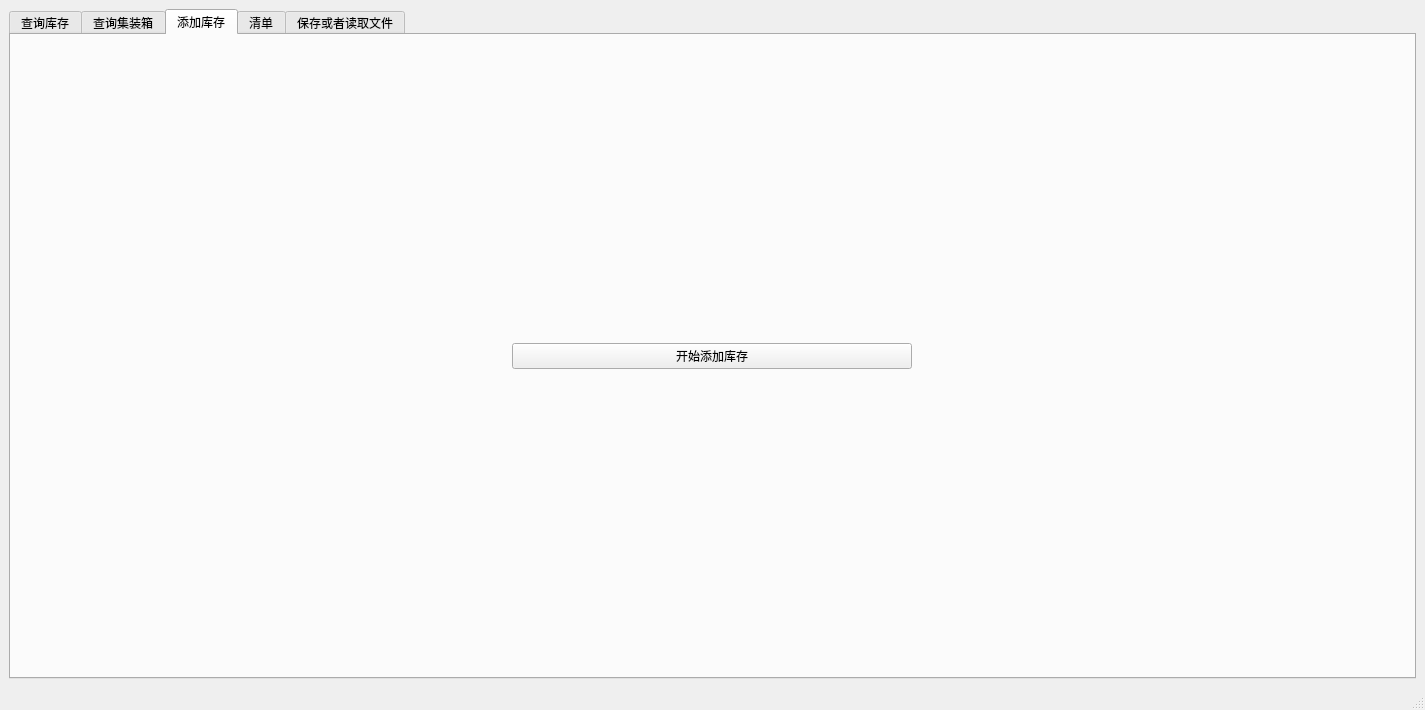
This is CompanyStroageManagement/mainwindow.ui in linxinwNeo/CompanyStroageManagement as Qt 5 draws it before an edit. The edited form follows.
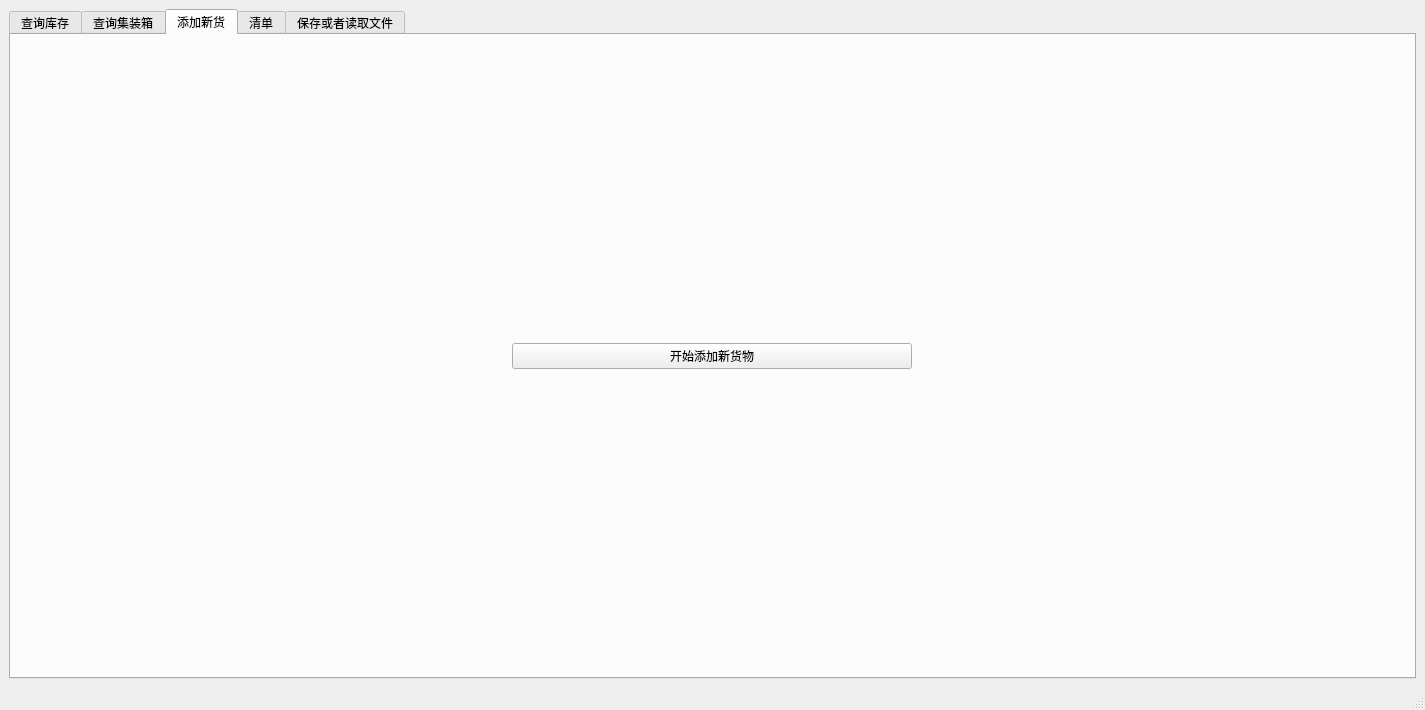
This is the edited form. The open tabs and pages were chosen to show the change.

The edit to the form file:
```diff
--- a/CompanyStroageManagement/mainwindow.ui
+++ b/CompanyStroageManagement/mainwindow.ui
@@ -738,7 +738,7 @@
       </widget>
       <widget class="QWidget" name="add_model_tab">
        <attribute name="title">
-        <string>添加库存</string>
+        <string>添加新货</string>
        </attribute>
        <layout class="QVBoxLayout" name="verticalLayout_8">
         <item>
@@ -769,7 +769,7 @@
                  </size>
                 </property>
                 <property name="text">
-                 <string>开始添加库存</string>
+                 <string>开始添加新货物</string>
                 </property>
                </widget>
               </item>
```
Left out of the diff: 22 changed lines with no effect on the pictures.
